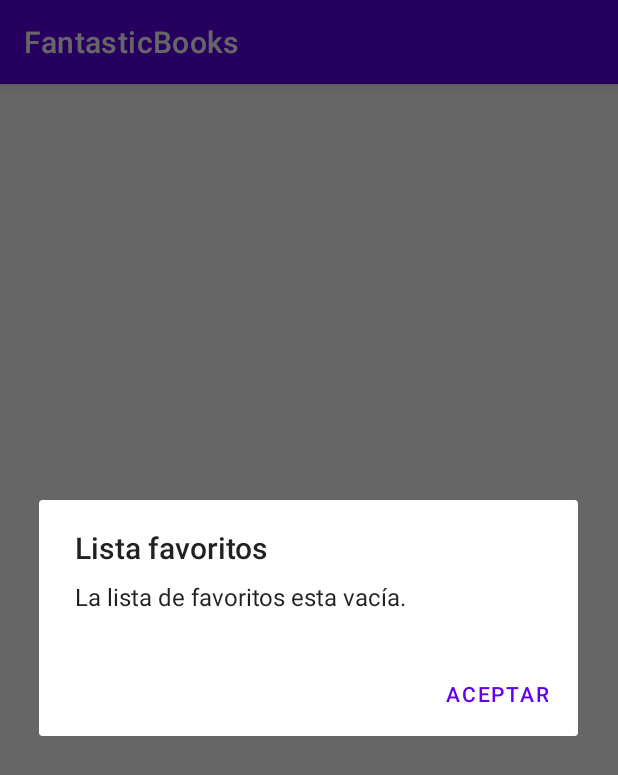
After one commit to Juan-AntonioH/FantasticBooks, an Android app: the fragment favoriteFragment shown on its own in the app's theme, on a phone screen of 412 x 824 dp. The commit adds this screen. Shown: the top 775 px of the screen. Run offline under Robolectric (Android 15) with nearby library versions, the phone set to English and light mode, and no system bars; our stand-ins replace Firebase (no records; nobody signed in at launch, a user with empty details on screens opened directly).

Commit message:
Lista de favoritos

```diff
--- a/app/src/main/java/com/juanhegi/fantasticbooks/MainActivity.kt
+++ b/app/src/main/java/com/juanhegi/fantasticbooks/MainActivity.kt
@@ -60,7 +60,7 @@ class MainActivity : AppCompatActivity() {
         // menu should be considered as top level destinations.
         appBarConfiguration = AppBarConfiguration(
             setOf(
-                R.id.nav_home, R.id.nav_gallery, R.id.nav_slideshow, R.id.nav_genre, R.id.nav_login
+                R.id.nav_home, R.id.nav_genre, R.id.nav_login, R.id.nav_favorites
             ), drawerLayout
         )
         setupActionBarWithNavController(navController, appBarConfiguration)
@@ -106,6 +106,7 @@ class MainActivity : AppCompatActivity() {
         email.text = user.user?.email
         update()
         binding.navView.menu.findItem(R.id.nav_login)?.isVisible = false
+        binding.navView.menu.findItem(R.id.nav_favorites)?.isVisible = true
         binding.navView.menu.findItem(R.id.nav_logout)?.isVisible = true
     }
 
@@ -118,6 +119,7 @@ class MainActivity : AppCompatActivity() {
         image.setImageResource(R.drawable.icon_account)
         binding.navView.menu.findItem(R.id.nav_login)?.isVisible = true
         binding.navView.menu.findItem(R.id.nav_logout)?.isVisible = false
+        binding.navView.menu.findItem(R.id.nav_favorites)?.isVisible = false
         val navController = findNavController(R.id.nav_host_fragment_content_main)
         navController.navigate(R.id.nav_home)
         drawerLayout.closeDrawer(GravityCompat.START)
--- /dev/null
+++ b/app/src/main/java/com/juanhegi/fantasticbooks/ui/favorites/favoriteFragment.kt
@@ -0,0 +1,78 @@
+package com.juanhegi.fantasticbooks.ui.favorites
+
+import android.app.AlertDialog
+import android.content.DialogInterface
+import android.os.Build
+import android.os.Bundle
+import androidx.fragment.app.Fragment
+import androidx.recyclerview.widget.GridLayoutManager
+import androidx.recyclerview.widget.LinearLayoutManager
+import androidx.recyclerview.widget.RecyclerView
+import android.view.LayoutInflater
+import android.view.View
+import android.view.ViewGroup
+import androidx.annotation.RequiresApi
+import androidx.lifecycle.ViewModelProvider
+import androidx.navigation.fragment.findNavController
+import com.juanhegi.fantasticbooks.R
+import com.juanhegi.fantasticbooks.ui.service.FirebaseService
+import com.juanhegi.fantasticbooks.ui.user.UserViewModel
+
+class favoriteFragment : Fragment() {
+    private val firebaseService = FirebaseService()
+    lateinit var user: UserViewModel
+    private var columnCount = 1
+
+    override fun onCreate(savedInstanceState: Bundle?) {
+        super.onCreate(savedInstanceState)
+        user = ViewModelProvider(requireActivity())[UserViewModel::class.java]
+        arguments?.let {
+            columnCount = it.getInt(ARG_COLUMN_COUNT)
+        }
+    }
+
+    @RequiresApi(Build.VERSION_CODES.N)
+    override fun onCreateView(
+        inflater: LayoutInflater, container: ViewGroup?,
+        savedInstanceState: Bundle?
+    ): View? {
+        val view = inflater.inflate(R.layout.fragment_favorite_list, container, false)
+
+        // Set the adapter
+        if (view is RecyclerView) {
+            with(view) {
+                layoutManager = when {
+                    columnCount <= 1 -> LinearLayoutManager(context)
+                    else -> GridLayoutManager(context, columnCount)
+                }
+                firebaseService.getFavoriteBooks(user.user?.favorites){ bookList ->
+                    if(bookList.isNotEmpty()){
+                        adapter = MyfavoriteRecyclerViewAdapter(bookList, findNavController())
+                    }else{
+                        val alertDialogBuilder = AlertDialog.Builder(requireContext())
+                        alertDialogBuilder.setTitle("Lista favoritos")
+                        alertDialogBuilder.setMessage("La lista de favoritos esta vacía.")
+
+                        alertDialogBuilder.setPositiveButton("Aceptar") { dialogInterface: DialogInterface, i: Int ->
+                            dialogInterface.dismiss()
+                        }
+                        alertDialogBuilder.show()
+                    }
+                }
+            }
+        }
+        return view
+    }
+
+    companion object {
+        const val ARG_COLUMN_COUNT = "column-count"
+
+        @JvmStatic
+        fun newInstance(columnCount: Int) =
+            favoriteFragment().apply {
+                arguments = Bundle().apply {
+                    putInt(ARG_COLUMN_COUNT, columnCount)
+                }
+            }
+    }
+}
--- a/app/src/main/java/com/juanhegi/fantasticbooks/ui/service/FirebaseService.kt
+++ b/app/src/main/java/com/juanhegi/fantasticbooks/ui/service/FirebaseService.kt
@@ -17,6 +17,7 @@ import java.util.concurrent.CompletableFuture
 
 class FirebaseService {
     private val db = Firebase.firestore
+
     //////////////////
     // Zona libros //
     /////////////////
@@ -38,7 +39,7 @@ class FirebaseService {
                 callback(listImagesUrl)
             }
             .addOnFailureListener { exception ->
-              //  Log.w(TAG, "Error getting documents.", exception)
+                //  Log.w(TAG, "Error getting documents.", exception)
                 callback(emptyList()) // Llama al callback con una lista vacía en caso de error
             }
     }
@@ -60,9 +61,31 @@ class FirebaseService {
                 callback(bookList)
             }
             .addOnFailureListener { exception ->
-               // Log.w(TAG, "Error getting documents.", exception)
+                // Log.w(TAG, "Error getting documents.", exception)
                 callback(emptyList()) // Llama al callback con una lista vacía en caso de error
             }
+    }
+
+    @RequiresApi(Build.VERSION_CODES.N)
+    fun getFavoriteBooks(bookIds: List<Int>?, callback: (List<BookItem.Book>) -> Unit) {
+        val favoriteBooks = mutableListOf<BookItem.Book>()
+        if (bookIds != null && bookIds.isNotEmpty()) { // Verifica que bookIds no sea nulo ni esté vacío
+            db.collection("books")
+                .whereIn("id", bookIds)
+                .get()
+                .addOnSuccessListener { documents ->
+                    for (document in documents) {
+                        val book = document.toObject(BookItem.Book::class.java)
+                        favoriteBooks.add(book)
+                    }
+                    callback(favoriteBooks)
+                }
+                .addOnFailureListener {
+                    callback(emptyList())
+                }
+        } else {
+            callback(emptyList())
+        }
     }
 
     fun getBooksById(id: Int, callback: (BookItem.Book?) -> Unit) {
@@ -78,7 +101,7 @@ class FirebaseService {
                 callback(book)
             }
             .addOnFailureListener { exception ->
-               // Log.e(TAG, "Error getting documents", exception)
+                // Log.e(TAG, "Error getting documents", exception)
                 callback(null) // Llamamos al callback con null para indicar un error
             }
     }
@@ -113,7 +136,7 @@ class FirebaseService {
                             result.complete(true)
                         }
                         .addOnFailureListener { e ->
-                           // Log.e(TAG, "Error adding document", e)
+                            // Log.e(TAG, "Error adding document", e)
                             result.complete(false)
                         }
                 }
@@ -142,7 +165,7 @@ class FirebaseService {
                             }
                     } else {
                         // El libro con el id dado no existe
-                      //  Log.e(TAG, "Book with ID ${book.id} not found")
+                        //  Log.e(TAG, "Book with ID ${book.id} not found")
                         result.complete(false)
                     }
                 }
@@ -154,6 +177,7 @@ class FirebaseService {
 
         return result
     }
+
 
     //////////////////
     // Zona usuario //
@@ -279,7 +303,7 @@ class FirebaseService {
         val result = CompletableFuture<Lend.LendBook?>()
         db.collection("lend")
             .whereEqualTo("bookId", id)
-            .orderBy( "loanDate",Query.Direction.DESCENDING)
+            .orderBy("loanDate", Query.Direction.DESCENDING)
             .limit(1)
             .get()
             .addOnSuccessListener { documents ->
--- /dev/null
+++ b/app/src/main/res/drawable/home.xml
@@ -0,0 +1,5 @@
+<vector android:height="24dp" android:tint="#000000"
+    android:viewportHeight="24" android:viewportWidth="24"
+    android:width="24dp" xmlns:android="http://schemas.android.com/apk/res/android">
+    <path android:fillColor="@android:color/white" android:pathData="M10,20v-6h4v6h5v-8h3L12,3 2,12h3v8z"/>
+</vector>
--- /dev/null
+++ b/app/src/main/res/drawable/ic_favorites_24.xml
@@ -0,0 +1,5 @@
+<vector android:height="24dp" android:tint="#000000"
+    android:viewportHeight="24" android:viewportWidth="24"
+    android:width="24dp" xmlns:android="http://schemas.android.com/apk/res/android">
+    <path android:fillColor="@android:color/white" android:pathData="M11.99,2C6.47,2 2,6.48 2,12s4.47,10 9.99,10C17.52,22 22,17.52 22,12S17.52,2 11.99,2zM16.23,18L12,15.45 7.77,18l1.12,-4.81 -3.73,-3.23 4.92,-0.42L12,5l1.92,4.53 4.92,0.42 -3.73,3.23L16.23,18z"/>
+</vector>
--- /dev/null
+++ b/app/src/main/res/layout/fragment_favorite_list.xml
@@ -0,0 +1,13 @@
+<?xml version="1.0" encoding="utf-8"?>
+<androidx.recyclerview.widget.RecyclerView xmlns:android="http://schemas.android.com/apk/res/android"
+    xmlns:app="http://schemas.android.com/apk/res-auto"
+    xmlns:tools="http://schemas.android.com/tools"
+    android:id="@+id/list"
+    android:name="com.juanhegi.fantasticbooks.favoriteFragment"
+    android:layout_width="match_parent"
+    android:layout_height="match_parent"
+    android:layout_marginLeft="16dp"
+    android:layout_marginRight="16dp"
+    app:layoutManager="LinearLayoutManager"
+    tools:context=".ui.favorites.favoriteFragment"
+    tools:listitem="@layout/fragment_favorite" />
```
Also changed, not shown: app/src/main/java/com/juanhegi/fantasticbooks/placeholder/PlaceholderContent.kt (added, +57 -0 lines), app/src/main/java/com/juanhegi/fantasticbooks/ui/favorites/MyfavoriteRecyclerViewAdapter.kt (added, +59 -0 lines), app/src/main/java/com/juanhegi/fantasticbooks/ui/gallery/GalleryFragment.kt (deleted, +0 -44 lines), app/src/main/java/com/juanhegi/fantasticbooks/ui/gallery/GalleryViewModel.kt (deleted, +0 -13 lines), app/src/main/java/com/juanhegi/fantasticbooks/ui/slideshow/SlideshowFragment.kt (deleted, +0 -45 lines), app/src/main/java/com/juanhegi/fantasticbooks/ui/slideshow/SlideshowViewModel.kt (deleted, +0 -13 lines), app/src/main/res/layout/fragment_favorite.xml (added, +37 -0 lines), app/src/main/res/layout/fragment_gallery.xml (deleted, +0 -21 lines), app/src/main/res/layout/fragment_slideshow.xml (deleted, +0 -22 lines), app/src/main/res/menu/activity_main_drawer.xml (+7 -9 lines), app/src/main/res/navigation/mobile_navigation.xml (+10 -12 lines).
